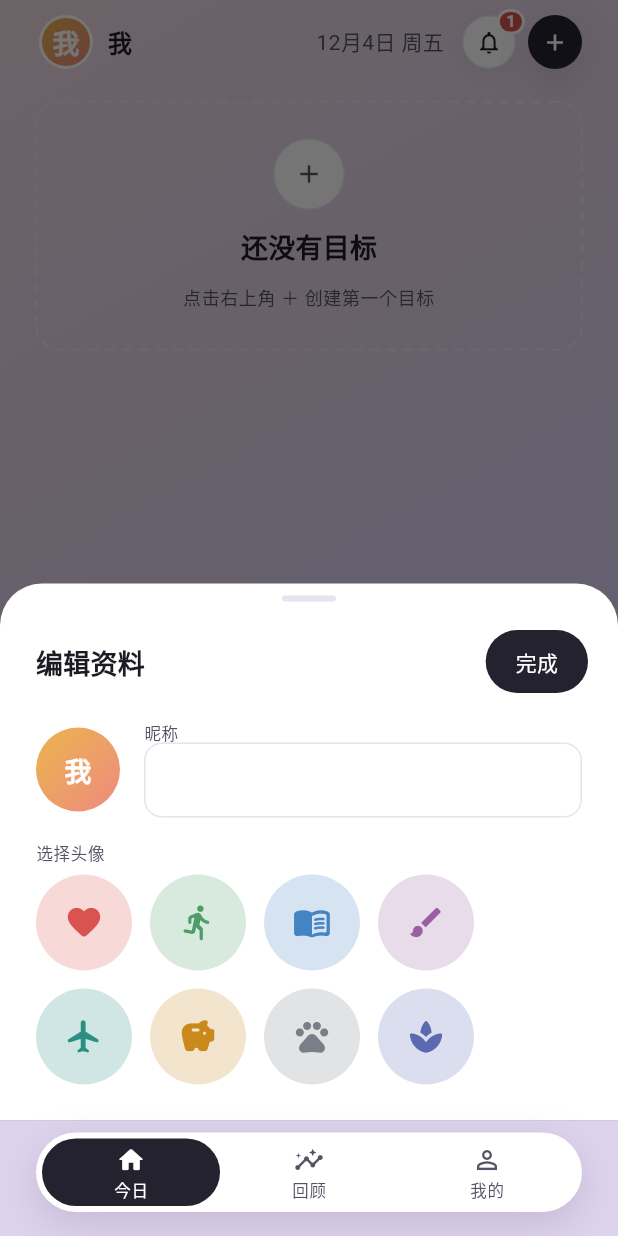
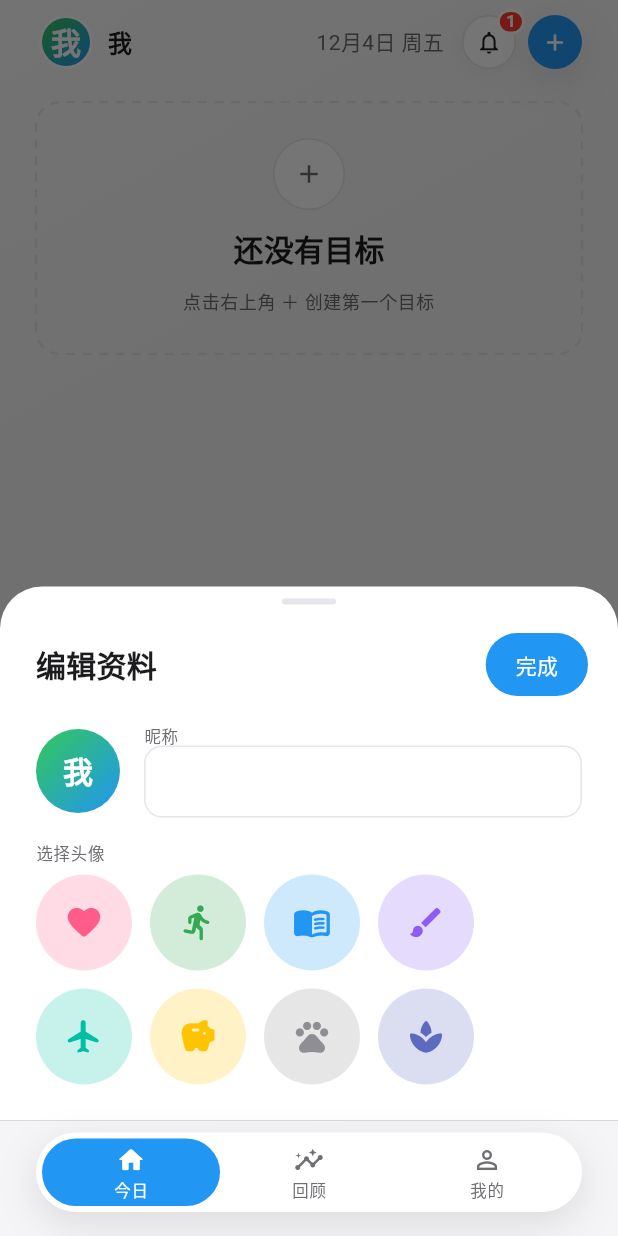
Before and after one commit to AnInteger/Target, a Flutter app: the TodayView screen opened by its route, after a tap on an icon or button, on a phone screen of 412 x 824 dp. Run offline on Flutter 3.47's test engine with Material 3 defaults, Android fonts, the phone set to English and light mode, and no system bars; our stand-ins replace clock, drift, file_picker, flutter_local_notifications, flutter_riverpod, go_router and 3 more; missing offline and left inert: dart:js_interop, home_widget; accounts and stored records are empty; generated files the repository leaves out were written again.

Commit message:
004 T002: 令牌三端全量换值——v2 基准图语言落真源（深 #121212/浅 #F5F5F7、蓝主强调、绿完成语义、字阶三档调）+ MajorColors 三大类常驻色，GoalColor 退役（colorKey 恒空，5 调用点迁移，Swift goalColor 退役），token_contract_test 增三端逐键对账
Co-Authored-By: Claude <noreply@anthropic.com>

```diff
--- a/lib/app/design_tokens.dart
+++ b/lib/app/design_tokens.dart
@@ -1,14 +1,20 @@
-/// 设计令牌 ·「柔彩仪表盘」（FR-009 定稿，2026-08-19）。
+/// 设计令牌 ·「v2 基准图语言」（004 D1 全量换值，2026-08-23）。
 ///
 /// **本文件是三端令牌的唯一真源**（契约 design-language.md §2-4）：
 /// - CSS 镜像 `design/tokens.css`（原型侧）
 /// - Swift 镜像 `ios/TargetWidgets/DesignTokens.swift`（小组件侧，T029）
 /// 改色必须一次提交内完成双侧同步。
 ///
-/// 结构：语义色浅/深成对（[TargetPalette] ThemeExtension）、8 目标色
-/// （键名冻结 = Goal.colorKey 持久化数据）、九档字阶（数字一律
-/// tabular figures）、间距/圆角/阴影/动效刻度。屏幕代码只准取值于
-/// 本文件（token_contract_test.dart 扫描强制）。
+/// 结构：语义色浅/深成对（[TargetPalette] ThemeExtension）、三大类
+/// 常驻色（[MajorColors]，004 起 8 目标色 GoalColor 退役——colorKey
+/// 列 003 已恒空）、九档字阶（数字一律 tabular figures）、间距/圆角/
+/// 阴影/动效刻度。屏幕代码只准取值于本文件（token_contract_test.dart
+/// 扫描强制 + 三端值对账）。
+///
+/// 值基准：specs/004-ui-v2-redesign/references/ 四图——深 #121212 底 /
+/// 浅 #F5F5F7 底、白卡/深灰卡、蓝色主强调、绿色完成语义、大圆角、
+/// 克制留白；「柔彩仪表盘」的粉紫底幕/玻璃材质令牌位保留但换为
+/// v2 平实值（结构不变、值全换，D1）。
 ///
 /// 字体说明：Flutter 侧走系统字体栈（iOS = SF Pro + PingFang SC）；
 /// Web 原型的 Inter 为 HTML 侧专属（data URI 内嵌），两侧字形以
@@ -41,36 +47,69 @@ enum GoalIcon {
       GoalIcon.values.firstWhere((i) => i.name == key, orElse: () => GoalIcon.star);
 }
 
-/// 目标颜色键（**键名冻结**：Goal.colorKey 只存 .name，校准色值需
-/// 同步 design/tokens.css 与 DesignTokens.swift）。浅色 ≈ -500/-600
-/// 重量；深色提亮两档保持 8 色互可区分。
-enum GoalColor {
-  coral('珊瑚', Color(0xFFD9534F), Color(0xFFEF8A80)),
-  amber('琥珀', Color(0xFFC98A1B), Color(0xFFEAB54E)),
-  sage('鼠尾草', Color(0xFF4E9D68), Color(0xFF7CC796)),
-  teal('青瓷', Color(0xFF2B8F84), Color(0xFF6FC4B9)),
-  sky('晴空', Color(0xFF4483C4), Color(0xFF85B8E8)),
-  indigo('黛蓝', Color(0xFF5B6AB0), Color(0xFF9AA5E0)),
-  plum('紫檀', Color(0xFF9A5FA0), Color(0xFFCF9DD2)),
-  stone('石灰', Color(0xFF7A7E87), Color(0xFFADAFB6));
+/// 浅/深成对色值（004 v2：三大类常驻色等非语义槽位的通用载体）。
+class MajorColor {
+  const MajorColor(this.light, this.dark);
 
-  const GoalColor(this.zhLabel, this.light, this.dark);
-
-  final String zhLabel;
   final Color light;
   final Color dark;
-
-  static GoalColor byKey(String key) => GoalColor.values
-      .firstWhere((c) => c.name == key, orElse: () => GoalColor.teal);
 
   Color of(BuildContext context) =>
       Theme.of(context).brightness == Brightness.dark ? dark : light;
 }
 
+/// 三大类常驻色（004 D1：健康/习惯/目标——三环、关注卡与分类
+/// 筛选消费；键位 health/habit/goal 与 T005 MajorCategory 对齐，
+/// 值域冻结见 data-model.md）。基准图 02 chips 三色：绿/橙/蓝。
+abstract final class MajorColors {
+  /// 健康：绿。
+  static const MajorColor health =
+      MajorColor(Color(0xFF34A853), Color(0xFF4ADE80));
+
+  /// 习惯：橙。
+  static const MajorColor habit =
+      MajorColor(Color(0xFFFF9800), Color(0xFFFFA726));
+
+  /// 目标：蓝（= 主强调同族，关注主色）。
+  static const MajorColor goal =
+      MajorColor(Color(0xFF2196F3), Color(0xFF00B0FF));
+
+  static MajorColor byKey(String key) => switch (key) {
+        'health' => health,
+        'habit' => habit,
+        _ => goal,
+      };
+}
+
+/// 头像环 8 色（004 v2：8 预设头像的装饰环色，键即持久化 avatarKey
+/// 值域——profile 专属但色值必须出自本真源文件）。浅深成对，深色
+/// 提亮一档保持 8 色互可区分。
+const Map<String, MajorColor> kAvatarRingByKey = {
+  'favorite': MajorColor(Color(0xFFFF5C8A), Color(0xFFFF7FA5)), // 玫红
+  'directions_run': MajorColor(Color(0xFF34A853), Color(0xFF4ADE80)), // 绿
+  'menu_book': MajorColor(Color(0xFF2196F3), Color(0xFF00B0FF)), // 蓝
+  'brush': MajorColor(Color(0xFF8B5CF6), Color(0xFFA78BFA)), // 紫
+  'flight': MajorColor(Color(0xFF00BFA5), Color(0xFF4DD8C3)), // 青
+  'savings': MajorColor(Color(0xFFFFC400), Color(0xFFFFD54F)), // 金
+  'pets': MajorColor(Color(0xFF8E8E93), Color(0xFFB3B3B3)), // 石墨
+  'spa': MajorColor(Color(0xFF5C6BC0), Color(0xFF9FA8DA)), // 黛蓝
+};
+
+/// 庆祝迸点 7 色环（celebration 专属装饰，浅/深成对，循环取用）。
+const List<MajorColor> kCelebrationDotPalette = [
+  MajorColor(Color(0xFFFF5C8A), Color(0xFFFF7FA5)), // 玫红
+  MajorColor(Color(0xFF34A853), Color(0xFF4ADE80)), // 绿
+  MajorColor(Color(0xFF2196F3), Color(0xFF00B0FF)), // 蓝
+  MajorColor(Color(0xFF8B5CF6), Color(0xFFA78BFA)), // 紫
+  MajorColor(Color(0xFFFF9800), Color(0xFFFFA726)), // 橙
+  MajorColor(Color(0xFF00BFA5), Color(0xFF4DD8C3)), // 青
+  MajorColor(Color(0xFFFFC400), Color(0xFFFFD54F)), // 金
+];
+
 /// 头像装饰渐变对（身份填充，非文字场景——取填充级明度，不与
-/// 目标文字色共用；浅深同值）。对应 `--grad-avatar-a/b`。
-const Color kAvatarGradA = Color(0xFFEAB54E);
-const Color kAvatarGradB = Color(0xFFEF8A80);
+/// 文字色共用；浅深同值，004 v2 = 品牌绿→蓝）。对应 `--grad-avatar-a/b`。
+const Color kAvatarGradA = Color(0xFF34C759);
+const Color kAvatarGradB = Color(0xFF2196F3);
 
 /// 语义色与材质令牌（浅/深成对，经 [Theme.extension] 注入，
 /// 取值：`TargetPalette.of(context)`）。
@@ -153,72 +192,72 @@ class TargetPalette extends ThemeExtension<TargetPalette> {
   final List<BoxShadow> shadowMid;
   final List<BoxShadow> shadowHigh;
 
-  /// 浅色 ·「柔彩仪表盘」（同步自 design/tokens.css :root）。
-  /// R4 修订（2026-08-20）：底幕渐变按参照图屏幕实测锚点重铸为可见的
-  /// 粉→紫对角（顶 #f1e0e6 → 底 #d9d3f5）；accent 纯黑 → 墨梅 #252230；
-  /// shadowLow 改弥散软影。
+  /// 浅色 · v2（同步自 design/tokens.css :root；基准图 02）：
+  /// #F5F5F7 灰底 + 纯白卡 + 蓝色主强调 + 绿色完成语义；底幕渐变
+  /// 收敛为近平的极淡纵向（v2 无可见渐变，四段结构保留）。
   static const TargetPalette light = TargetPalette(
-    background: Color(0xFFDED3ED),
+    background: Color(0xFFF5F5F7),
     surface: Color(0xFFFFFFFF),
-    surfaceAlt: Color(0xFFF5F0F9),
-    onSurface: Color(0xFF1D1A24),
-    onSurfaceVariant: Color(0xFF565264),
-    accent: Color(0xFF252230),
+    surfaceAlt: Color(0xFFF2F2F7),
+    onSurface: Color(0xFF1C1C1E),
+    onSurfaceVariant: Color(0xFF6E6E73),
+    accent: Color(0xFF2196F3),
     accentOn: Color(0xFFFFFFFF),
-    positive: Color(0xFF5C7D10),
-    positiveFill: Color(0xFFB5E550),
-    positiveOn: Color(0xFF24280F),
-    warning: Color(0xFF9A6700),
-    divider: Color(0xFFE8E3F0),
-    scrim: Color(0x591D1A24),
-    badge: Color(0xFFD9534F),
+    positive: Color(0xFF188038),
+    positiveFill: Color(0xFF34C759),
+    positiveOn: Color(0xFF0A3D1D),
+    warning: Color(0xFFB26100),
+    divider: Color(0xFFE5E5EA),
+    scrim: Color(0x591C1C1E),
+    badge: Color(0xFFFF3B30),
     badgeOn: Color(0xFFFFFFFF),
     bgGrad: [
-      Color(0xFFECD8E0),
-      Color(0xFFE2D3E9),
-      Color(0xFFD9D1F2),
-      Color(0xFFD1CCF8),
+      Color(0xFFFAFAFC),
+      Color(0xFFF5F5F7),
+      Color(0xFFF5F5F7),
+      Color(0xFFF0F0F5),
     ],
-    glassShell: Color(0x99FFFFFF),
-    glassCard: Color(0xCCFFFFFF),
-    glassBorder: Color(0xA6FFFFFF),
+    glassShell: Color(0xB8FFFFFF),
+    glassCard: Color(0xEBFFFFFF),
+    glassBorder: Color(0x0F000000),
     blur: 24,
     shadowLow: [
-      BoxShadow(offset: Offset(0, 2), blurRadius: 10, color: Color(0x0F252230)),
+      BoxShadow(offset: Offset(0, 2), blurRadius: 10, color: Color(0x0F1C1C1E)),
     ],
     shadowMid: [
-      BoxShadow(offset: Offset(0, 8), blurRadius: 22, color: Color(0x242E1A42)),
+      BoxShadow(offset: Offset(0, 8), blurRadius: 22, color: Color(0x243C3C43)),
     ],
     shadowHigh: [
-      BoxShadow(offset: Offset(0, 14), blurRadius: 38, color: Color(0x3D252230)),
+      BoxShadow(offset: Offset(0, 14), blurRadius: 38, color: Color(0x3D3C3C43)),
     ],
   );
 
-  /// 深色 · 暗紫底幕 + 深玻璃壳 + 反色强调（同步自 tokens.css dark 块）。
+  /// 深色 · v2（同步自 tokens.css dark 块；基准图 01）：#121212 近黑
+  /// 底 + #1E1E1E 深灰卡 + 亮蓝主强调 + 亮绿完成语义。
   static const TargetPalette dark = TargetPalette(
-    background: Color(0xFF1E1830),
-    surface: Color(0xFF241E33),
-    surfaceAlt: Color(0xFF2D2640),
-    onSurface: Color(0xFFF2EFF7),
-    onSurfaceVariant: Color(0xFFA8A1B8),
-    accent: Color(0xFFF2EFF7),
-    accentOn: Color(0xFF1A1622),
-    positive: Color(0xFFB5E550),
-    positiveFill: Color(0xFFB5E550),
-    positiveOn: Color(0xFF24280F),
-    warning: Color(0xFFE8B04B),
-    divider: Color(0xFF322B44),
+    background: Color(0xFF121212),
+    surface: Color(0xFF1E1E1E),
+    surfaceAlt: Color(0xFF252525),
+    onSurface: Color(0xFFFFFFFF),
+    onSurfaceVariant: Color(0xFFB3B3B3),
+    accent: Color(0xFF00B0FF),
+    accentOn: Color(0xFFFFFFFF),
+    positive: Color(0xFF4ADE80),
+    positiveFill: Color(0xFF4ADE80),
+    positiveOn: Color(0xFF062B15),
+    warning: Color(0xFFFFB86B),
+    divider: Color(0xFF333333),
     scrim: Color(0x80000000),
-    badge: Color(0xFFEF8A80),
-    badgeOn: Color(0xFF241014),
+    badge: Color(0xFFFF453A),
+    badgeOn: Color(0xFFFFFFFF),
     bgGrad: [
-      Color(0xFF2C2036),
-      Color(0xFF221A30),
-      Color(0xFF1A1526),
-      Color(0xFF120E1C),
+      Color(0xFF1B1B1B),
+      Color(0xFF161616),
+      Color(0xFF121212),
+      Color(0xFF101010),
     ],
-    glassShell: Color(0x8C14101C),
-    glassCard: Color(0x17FFFFFF),
+    glassShell: Color(0xB8121212),
+    glassCard: Color(0xEB1E1E1E),
     glassBorder: Color(0x14FFFFFF),
     blur: 24,
     shadowLow: [
@@ -374,7 +413,7 @@ abstract final class AppMotion {
 /// 数字场景（进度/计数/日期）已全档启用 tabular figures——避免逐场景
 /// 判断遗漏，宽度代价可忽略。
 extension AppTextX on TextTheme {
-  /// displayLarge：36 / 1.25 / 800 / -0.9（两行编辑级 display）。
+  /// displayLarge：32 / 1.25 / 800 / -0.8（大标题「今日/回顾」，004 v2）。
   TextStyle get displayL => displayLarge!;
 
   /// displayMedium：28 / 1.25 / 700。
@@ -386,13 +425,13 @@ extension AppTextX on TextTheme {
   /// titleLarge：22 / 1.3 / 700。
   TextStyle get titleL => titleLarge!;
 
-  /// titleMedium：18 / 1.35 / 700。
+  /// titleMedium：20 / 1.35 / 600（区块头，004 v2）。
   TextStyle get titleM => titleMedium!;
 
   /// titleSmall：16 / 1.45 / 700（卡片目标标题）。
   TextStyle get titleS => titleSmall!;
 
-  /// bodyLarge：17 / 1.5 / 400。
+  /// bodyLarge：16 / 1.5 / 400（正文，004 v2）。
   TextStyle get bodyL => bodyLarge!;
 
   /// bodyMedium：14 / 1.5 / 400。
@@ -437,28 +476,28 @@ abstract final class AppTheme {
       surfaceContainerLowest:
           brightness == Brightness.light
               ? const Color(0xFFFFFFFF)
-              : const Color(0xFF241E33),
+              : const Color(0xFF121212),
       surfaceContainerLow: p.surface,
       surfaceContainer: p.surfaceAlt,
       surfaceContainerHigh:
           brightness == Brightness.light
-              ? const Color(0xFFEDE5F7)
-              : const Color(0xFF352D4A),
+              ? const Color(0xFFEBEBF0)
+              : const Color(0xFF252525),
       surfaceContainerHighest:
           brightness == Brightness.light
-              ? const Color(0xFFE5DCEE)
-              : const Color(0xFF3D3454),
+              ? const Color(0xFFE3E3EA)
+              : const Color(0xFF2D2D2D),
       outline: brightness == Brightness.light
-          ? const Color(0xFF6F6A7C)
-          : const Color(0xFF8F88A0),
+          ? const Color(0xFF8A8A8E)
+          : const Color(0xFF8E8E93),
       outlineVariant: p.divider,
       inverseSurface: brightness == Brightness.light
-          ? const Color(0xFF2F2839)
-          : const Color(0xFFEDE9F5),
+          ? const Color(0xFF2C2C2E)
+          : const Color(0xFFF2F2F7),
       onInverseSurface: brightness == Brightness.light
-          ? const Color(0xFFF2EFF7)
-          : const Color(0xFF1A1622),
-      scrim: const Color(0xFF1D1A24),
+          ? const Color(0xFFF2F2F7)
+          : const Color(0xFF1C1C1E),
+      scrim: const Color(0xFF1C1C1E),
     );
     final theme = ThemeData(
       useMaterial3: true,
@@ -533,10 +572,10 @@ abstract final class AppTheme {
     final on = p.onSurface;
     final variant = p.onSurfaceVariant;
     return TextTheme(
-      // display：36/28。
+      // display：32/28（004 v2：大标题 32）。
       displayLarge: TextStyle(
-          fontSize: 36, height: 1.25, fontWeight: FontWeight.w800,
-          letterSpacing: -0.9, color: on, fontFeatures: f),
+          fontSize: 32, height: 1.25, fontWeight: FontWeight.w800,
+          letterSpacing: -0.8, color: on, fontFeatures: f),
       displayMedium: TextStyle(
           fontSize: 28, height: 1.25, fontWeight: FontWeight.w700,
           color: on, fontFeatures: f),
@@ -553,19 +592,19 @@ abstract final class AppTheme {
       headlineSmall: TextStyle(
           fontSize: 16, height: 1.45, fontWeight: FontWeight.w700,
           color: on, fontFeatures: f),
-      // title：22 / 18 / 16(700)。
+      // title：22 / 20(600) / 16(700)（004 v2：区块头 20/600）。
       titleLarge: TextStyle(
           fontSize: 22, height: 1.3, fontWeight: FontWeight.w700,
           color: on, fontFeatures: f),
       titleMedium: TextStyle(
-          fontSize: 18, height: 1.35, fontWeight: FontWeight.w700,
+          fontSize: 20, height: 1.35, fontWeight: FontWeight.w600,
           color: on, fontFeatures: f),
       titleSmall: TextStyle(
           fontSize: 16, height: 1.45, fontWeight: FontWeight.w700,
           color: on, fontFeatures: f),
-      // body：17 / 14 / 12。
+      // body：16 / 14 / 12（004 v2：正文 16）。
       bodyLarge: TextStyle(
-          fontSize: 17, height: 1.5, color: on, fontFeatures: f),
+          fontSize: 16, height: 1.5, color: on, fontFeatures: f),
       bodyMedium: TextStyle(
           fontSize: 14, height: 1.5, color: on, fontFeatures: f),
       bodySmall: TextStyle(
--- a/lib/features/goals/goal_detail.dart
+++ b/lib/features/goals/goal_detail.dart
@@ -56,7 +56,7 @@ class GoalDetailPage extends ConsumerWidget {
     final days = goal.deadline?.differenceInDays(today) ?? 0;
     final done = steps.where((s) => s.isDone).length;
     final allDone = steps.isNotEmpty && done == steps.length;
-    final color = GoalColor.byKey(goal.colorKey).of(context);
+    final color = TargetPalette.of(context).accent;
 
     return Scaffold(
       appBar: AppBar(
--- a/lib/features/profile/profile.dart
+++ b/lib/features/profile/profile.dart
@@ -12,19 +12,9 @@ import '../../core/copy.dart';
 import '../../core/models/entities.dart' show Profile;
 import '../../core/models/goal_icon_catalog.dart';
 
-/// 8 枚预设头像（research D7：图标库取 + 令牌环色；与原型
-/// screen-settings.html 的 AV_PRESETS 同源同序）。键即持久化
-/// avatarKey 值域，环色取 [GoalColor]（浅深自适应）。
-const Map<String, GoalColor> kAvatarRingByKey = {
-  'favorite': GoalColor.coral,
-  'directions_run': GoalColor.sage,
-  'menu_book': GoalColor.sky,
-  'brush': GoalColor.plum,
-  'flight': GoalColor.teal,
-  'savings': GoalColor.amber,
-  'pets': GoalColor.stone,
-  'spa': GoalColor.indigo,
-};
+/// 8 枚预设头像（research D7：图标库取 + 令牌环色）。键即持久化
+/// avatarKey 值域，环色表 [kAvatarRingByKey] 已随 004 T002 移入
+/// design_tokens.dart（色值真源单一化，浅深自适应）。
 
 /// 昵称展示值：空/未填 → 默认「我」。
 String profileNicknameOf(Profile? p) {
@@ -263,7 +253,7 @@ class _AvatarCell extends StatelessWidget {
     required this.onTap,
   });
 
-  final MapEntry<String, GoalColor> entry;
+  final MapEntry<String, MajorColor> entry;
   final bool selected;
   final VoidCallback onTap;
 
@@ -285,7 +275,9 @@ class _AvatarCell extends StatelessWidget {
     return Semantics(
       button: true,
       selected: selected,
-      label: '${Copy.profileAvatarLabel} ${entry.value.zhLabel}',
+      // 004：环色退役 zhLabel，无障碍名取图标所属领域（如「运动」）。
+      label:
+          '${Copy.profileAvatarLabel} ${GoalIconCatalog.byKey(entry.key).domain.zhLabel}',
       child: InkWell(
         key: ValueKey('avatarCell-${entry.key}'),
         onTap: onTap,
--- a/lib/features/review/review_view.dart
+++ b/lib/features/review/review_view.dart
@@ -256,7 +256,7 @@ class _GoalReviewCard extends ConsumerWidget {
   @override
   Widget build(BuildContext context, WidgetRef ref) {
     final palette = TargetPalette.of(context);
-    final color = GoalColor.byKey(data.goal.colorKey).of(context);
+    final color = palette.accent;
     final checkIns = ref.watch(checkInsProvider).value ?? const <CheckIn>[];
     final today = ref.watch(todayProvider);
 
@@ -494,7 +494,7 @@ class _Dots extends StatelessWidget {
       child: Row(
         mainAxisAlignment: MainAxisAlignment.center,
         children: [
-          for (final (i, c) in cards.indexed)
+          for (final (i, _) in cards.indexed)
             GestureDetector(
               onTap: () => onTap(i),
               behavior: HitTestBehavior.opaque,
@@ -510,7 +510,7 @@ class _Dots extends StatelessWidget {
                     decoration: BoxDecoration(
                       shape: BoxShape.circle,
                       color: i == index
-                          ? GoalColor.byKey(c.goal.colorKey).of(context)
+                          ? palette.accent
                           : palette.divider,
                     ),
                   ),
--- a/lib/features/today/backfill_calendar.dart
+++ b/lib/features/today/backfill_calendar.dart
@@ -35,7 +35,7 @@ class _BackfillSheet extends ConsumerWidget {
   @override
   Widget build(BuildContext context, WidgetRef ref) {
     final palette = TargetPalette.of(context);
-    final color = GoalColor.byKey(goal.colorKey).of(context);
+    final color = palette.positive;
     final today = ref.watch(todayProvider);
     final checkIns = ref.watch(checkInsProvider).value ?? const <CheckIn>[];
     final mine = checkIns
--- a/lib/features/today/celebration.dart
+++ b/lib/features/today/celebration.dart
@@ -12,17 +12,6 @@ import 'package:flutter/material.dart';
 
 import '../../app/design_tokens.dart';
 import '../../core/copy.dart';
-
-/// 奋斗目标色环（原型 palette 7 色循环）。
-const _kDotPalette = <String>[
-  'coral',
-  'amber',
-  'sage',
-  'teal',
-  'sky',
-  'indigo',
-  'plum',
-];
 
 class Celebration extends StatefulWidget {
   const Celebration({super.key, required this.active, required this.actions});
@@ -187,7 +176,7 @@ class _CelebrationState extends State<Celebration>
                           t: _burst.value,
                           delay: (i % 5) * 40 / 1000,
                           index: i,
-                          color: GoalColor.byKey(_kDotPalette[i % 7])
+                          color: kCelebrationDotPalette[i % 7]
                               .of(context),
                         ),
                     ],
--- a/lib/features/today/today_view.dart
+++ b/lib/features/today/today_view.dart
@@ -366,7 +366,7 @@ class _GoalCard extends ConsumerWidget {
                         overflow: TextOverflow.ellipsis,
                         style: Theme.of(context).textTheme.titleS.copyWith(
                               color: done
-                                  ? GoalColor.sky.of(context)
+                                  ? palette.positive
                                   : palette.onSurface,
                             ),
                       ),
```
Also changed, not shown: 5 other files.
